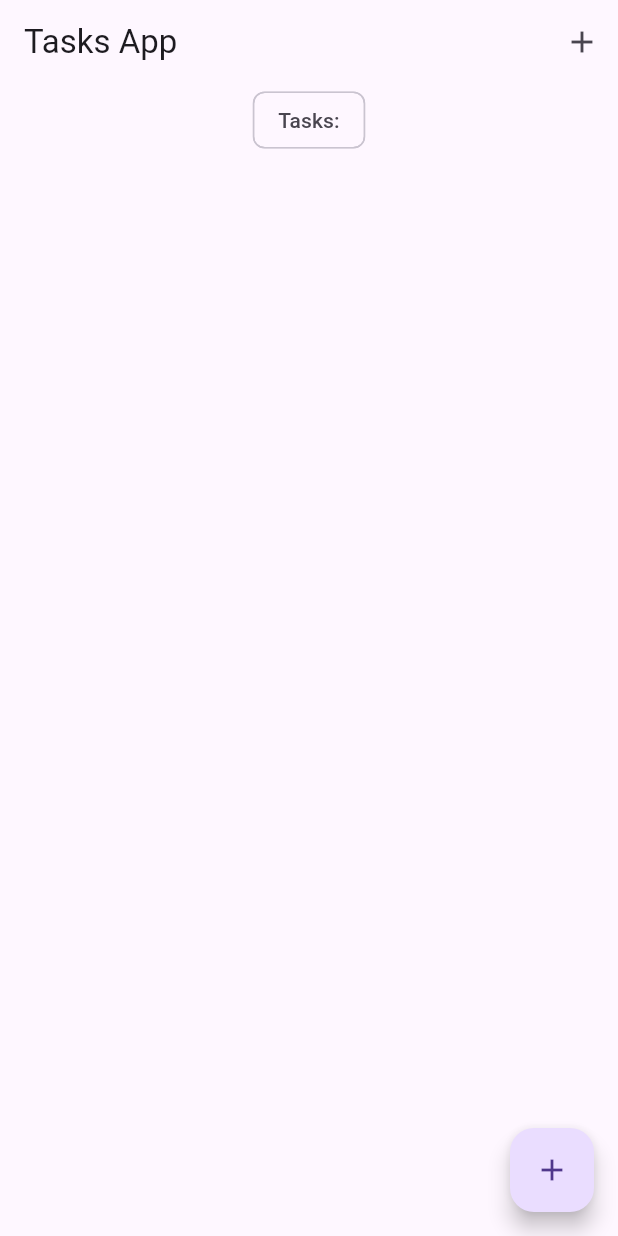
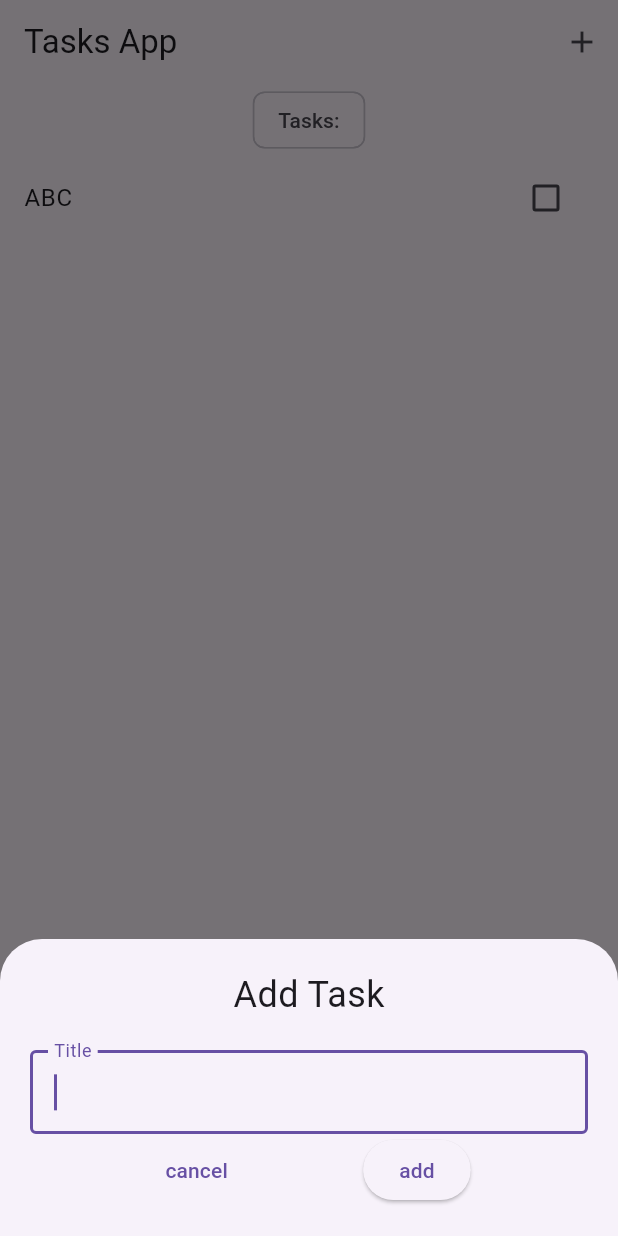
Before and after one commit to FaberDS/flutter-todo-bloc, a Flutter app: the screen it shows after launch, after a tap on the "add" icon, on a phone screen of 412 x 824 dp. Run offline on Flutter 3.47's test engine with Material 3 defaults, Android fonts, the phone set to English and light mode, and no system bars; our stand-ins replace bloc, equatable, flutter_bloc.

Commit message:
feat: Creat add sheet

```diff
--- /dev/null
+++ b/lib/blocs/bloc/tasks_bloc.dart
@@ -0,0 +1,22 @@
+import 'package:bloc/bloc.dart';
+import 'package:equatable/equatable.dart';
+import 'package:flutter_tasks_app/models/task.dart';
+
+part 'tasks_event.dart';
+part 'tasks_state.dart';
+
+class TasksBloc extends Bloc<TasksEvent, TasksState> {
+  TasksBloc() : super(TasksInitial()) {
+    on<AddTask>(_onAddTask);
+    on<UpdateTask>(_onUpdateTask);
+    on<DeleteTask>(_onDeleteTask);
+  }
+
+  void _onDeleteTask(DeleteTask event, Emitter<TasksState> emit) {}
+  void _onUpdateTask(UpdateTask event, Emitter<TasksState> emit) {}
+
+  void _onAddTask(AddTask event, Emitter<TasksState> emit) {
+    final state = this.state;
+    emit(TasksState(allTasks: List.from(state.allTasks)..add(event.task)));
+  }
+}
--- /dev/null
+++ b/lib/blocs/bloc/tasks_event.dart
@@ -0,0 +1,36 @@
+part of 'tasks_bloc.dart';
+
+ class TasksEvent extends Equatable {
+  const TasksEvent();
+
+  @override
+  List<Object> get props => [];
+}
+
+class AddTask extends TasksEvent {
+  final Task task;
+  const AddTask({
+    required this.task
+  });
+    @override
+  List<Object> get props => [task];
+}
+
+class UpdateTask extends TasksEvent {
+  final Task task;
+  const UpdateTask({
+    required this.task
+  });
+    @override
+  List<Object> get props => [task];
+}
+
+
+class DeleteTask extends TasksEvent {
+  final Task task;
+  const DeleteTask({
+    required this.task
+  });
+    @override
+  List<Object> get props => [task];
+}
--- /dev/null
+++ b/lib/blocs/bloc/tasks_state.dart
@@ -0,0 +1,13 @@
+part of 'tasks_bloc.dart';
+
+ class TasksState extends Equatable {
+  final List<Task> allTasks;
+  const TasksState(
+    {this.allTasks = const <Task>[]}
+  );
+
+  @override
+  List<Object> get props => [allTasks];
+}
+
+ class TasksInitial extends TasksState {}
--- /dev/null
+++ b/lib/blocs/bloc_exports.dart
@@ -0,0 +1,2 @@
+export 'bloc/tasks_bloc.dart';
+export 'package:flutter_bloc/flutter_bloc.dart';
--- a/lib/main.dart
+++ b/lib/main.dart
@@ -1,5 +1,6 @@
 import 'package:flutter/material.dart';
-
+import 'blocs/bloc_exports.dart';
+import 'models/task.dart';
 import 'screens/tasks_screen.dart';
 
 void main() {
@@ -12,12 +13,15 @@ class MyApp extends StatelessWidget {
   // This widget is the root of your application.
   @override
   Widget build(BuildContext context) {
-    return MaterialApp(
-      title: 'Flutter Tasks App',
-      theme: ThemeData(
-        primarySwatch: Colors.blue,
+    return BlocProvider(
+      create: (context) => TasksBloc()..add(AddTask(task: Task(title: "ABC"))),
+      child: MaterialApp(
+        title: 'Flutter Tasks App',
+        theme: ThemeData(
+          primarySwatch: Colors.blue,
+        ),
+        home: const TasksScreen(),
       ),
-      home: const TasksScreen(),
     );
   }
 }
--- /dev/null
+++ b/lib/models/task.dart
@@ -0,0 +1,63 @@
+import 'dart:convert';
+
+import 'package:equatable/equatable.dart';
+import 'package:flutter/widgets.dart';
+
+// ignore: must_be_immutable
+class Task extends Equatable {
+
+  static List <Task> tasksList = [
+    Task(title: "Task 1"),
+    Task(title: "Task 2"),
+    Task(title: "Task 3")
+  ];
+  final String title;
+  bool? isDone;
+  bool? isDeleted;
+  Task({
+    required this.title,
+    this.isDone,
+    this.isDeleted,
+  }) {
+    isDone = isDone ?? false;
+    isDeleted = isDeleted ?? false;
+  }
+
+  Task copyWith({
+    String? title,
+    ValueGetter<bool?>? isDone,
+    ValueGetter<bool?>? isDeleted,
+  }) {
+    return Task(
+      title: title ?? this.title,
+      isDone: isDone != null ? isDone() : this.isDone,
+      isDeleted: isDeleted != null ? isDeleted() : this.isDeleted,
+    );
+  }
+
+  Map<String, dynamic> toMap() {
+    return {
+      'title': title,
+      'isDone': isDone,
+      'isDeleted': isDeleted,
+    };
+  }
+
+  factory Task.fromMap(Map<String, dynamic> map) {
+    return Task(
+      title: map['title'] ?? '',
+      isDone: map['isDone'],
+      isDeleted: map['isDeleted'],
+    );
+  }
+
+  String toJson() => json.encode(toMap());
+
+  factory Task.fromJson(String source) => Task.fromMap(json.decode(source));
+
+  @override
+  String toString() => 'Task(title: $title, isDone: $isDone, isDeleted: $isDeleted)';
+
+  @override
+  List<Object?> get props => [title, isDone, isDeleted];
+}
--- /dev/null
+++ b/lib/screens/task_add_screen.dart
@@ -0,0 +1,42 @@
+import 'package:flutter/material.dart';
+import 'package:flutter_tasks_app/blocs/bloc_exports.dart';
+
+import '../models/task.dart';
+
+class AddTaskWidget extends StatelessWidget {
+  const AddTaskWidget({
+    Key? key
+  }) : super(key: key);
+
+
+  @override
+  Widget build(BuildContext context) {
+      TextEditingController titleController = TextEditingController();
+
+    return Container(
+      padding: const EdgeInsets.all(20),
+      child: Column(
+        children: [
+        Text("Add Task", style: TextStyle(fontSize: 24.0)),
+        const SizedBox(height: 20),
+        TextField(controller: titleController,
+          autofocus: true,
+          decoration: const InputDecoration(
+          label: Text("Title"),
+          border: OutlineInputBorder()
+        ),),
+        Row(
+          mainAxisAlignment: MainAxisAlignment.spaceEvenly,
+          children: [
+            TextButton(onPressed: ()=>Navigator.pop(context), child: Text('cancel')),
+            ElevatedButton(onPressed: (){
+              var task = Task(title: titleController.text,);
+              context.read<TasksBloc>().add(AddTask(task: task));
+              Navigator.pop(context);
+            }, child: Text('add')),
+          ],
+        )
+      ],),
+    );
+  }
+}
--- a/lib/screens/tasks_screen.dart
+++ b/lib/screens/tasks_screen.dart
@@ -1,21 +1,45 @@
 import 'package:flutter/material.dart';
+import 'package:flutter_tasks_app/blocs/bloc_exports.dart';
+import 'package:flutter_tasks_app/widgets/tasks_list.dart';
 
-class TasksScreen extends StatelessWidget {
+import '../models/task.dart';
+import 'task_add_screen.dart';
+
+class TasksScreen extends StatefulWidget {
  const TasksScreen({Key? key}) : super(key: key);
 
   @override
+  State<TasksScreen> createState() => _TasksScreenState();
+}
+
+class _TasksScreenState extends State<TasksScreen> {
+  TextEditingController titleController = TextEditingController();
+
+  void _addTask(BuildContext context) {
+    showModalBottomSheet(context: context, builder: (context)=> SingleChildScrollView(
+      child: Container(
+        padding: EdgeInsets.only(bottom:MediaQuery.of(context).viewInsets.bottom),
+        child: AddTaskWidget()
+      ),
+    ));
+  }
+
+  @override
   Widget build(BuildContext context) {
+    return BlocBuilder<TasksBloc, TasksState>(
+      builder: (context, state) {
+        List<Task> tasksList = state.allTasks;
         return Scaffold(
           appBar: AppBar(
             title: const Text('Tasks App'),
             actions: [
               IconButton(
-            onPressed: () {},
+                onPressed: () => _addTask(context),
                 icon: const Icon(Icons.add),
               )
             ],
           ),
-      body: const Column(
+          body: Column(
             crossAxisAlignment: CrossAxisAlignment.center,
             children: [
               Center(
@@ -25,13 +49,16 @@ class TasksScreen extends StatelessWidget {
                   ),
                 ),
               ),
+              TasksList(tasksList: tasksList)
             ],
           ),
           floatingActionButton: FloatingActionButton(
-        onPressed: () {},
+            onPressed: () => _addTask(context),
             tooltip: 'Add Task',
             child: const Icon(Icons.add),
           ),
         );
+      },
+    );
   }
 }
--- /dev/null
+++ b/lib/widgets/tasks_list.dart
@@ -0,0 +1,29 @@
+import 'package:flutter/material.dart';
+
+import '../models/task.dart';
+
+class TasksList extends StatelessWidget {
+  const TasksList({
+    Key? key,
+    required this.tasksList,
+  }) : super(key: key);
+
+  final List<Task> tasksList;
+
+  @override
+  Widget build(BuildContext context) {
+    return Expanded(
+      child: ListView.builder(
+        itemCount: tasksList.length,
+        itemBuilder: (context, index) {
+          var task = tasksList[index];
+          return ListTile(
+            title: Text(task.title),
+            trailing: Checkbox(value: task.isDone,  onChanged: (value) {}),
+          );
+        }
+
+        ),
+    );
+  }
+}
```
Also changed, not shown: pubspec.yaml (+5 -8 lines), pubspec.lock, 1 other file. Lines whose indentation alone changed are shown as unchanged.
